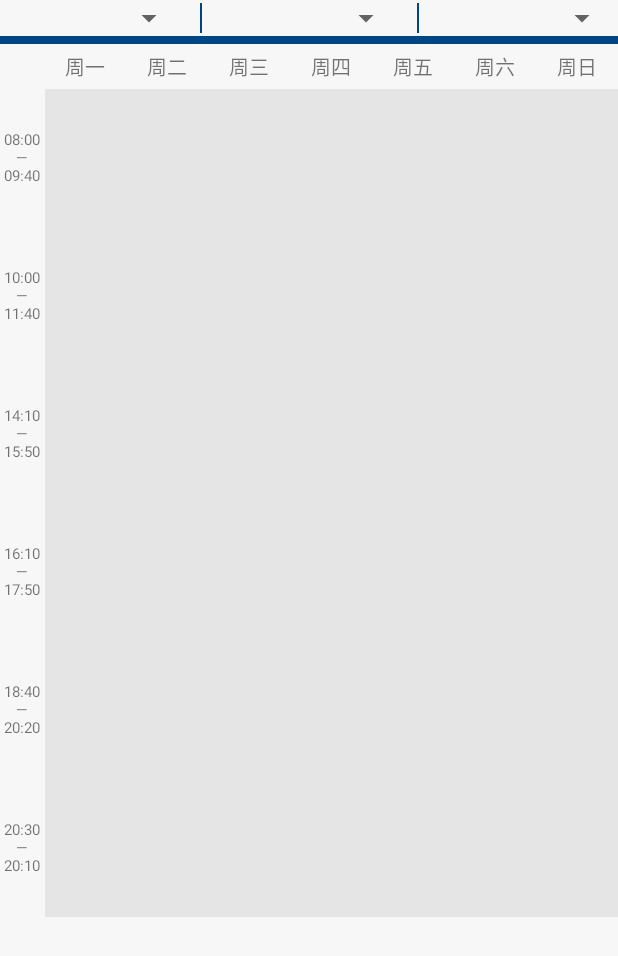
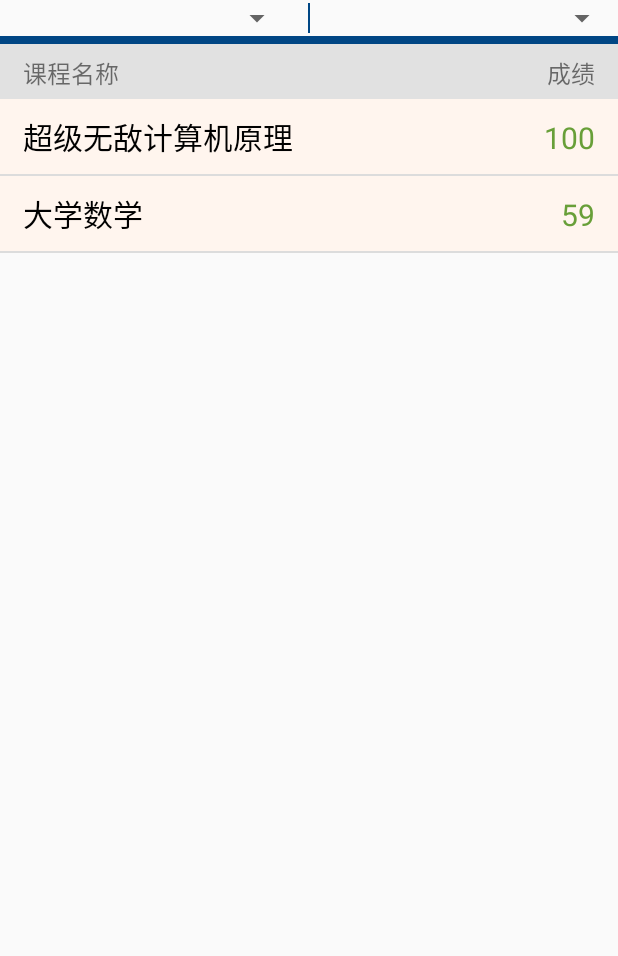
Before and after one commit to kevintychus28/-, an Android app: the screen it shows after launch (MainActivity before the commit, ScoreReport after it), on a phone screen of 412 x 824 dp. Shown: the top 956 px of the screen. Run offline under Robolectric (Android 15) with nearby library versions, the phone set to English and light mode, and no system bars.

Commit message:
增加了课程表和成绩表

```diff
--- a/app/src/main/java/com/example/cms/MainActivity.java
+++ b/app/src/main/java/com/example/cms/MainActivity.java
@@ -9,6 +9,6 @@ public class MainActivity extends AppCompatActivity {
     @Override
     protected void onCreate(Bundle savedInstanceState) {
         super.onCreate(savedInstanceState);
-        setContentView(R.layout.activity_schedule);
+        setContentView(R.layout.activity_main);
     }
 }
--- a/app/src/main/java/com/example/cms/student/schedule/Cource.java
+++ b/app/src/main/java/com/example/cms/schedule/Cource.java
@@ -1,4 +1,4 @@
-package com.example.cms.student.schedule;
+package com.example.cms.schedule;
 
 public class Cource {
     private String cName;
@@ -8,7 +8,7 @@ public class Cource {
     public Cource() {
     }
 
-    public Cource(String cName, String cClassroom, String cTeacher){
+    public Cource(String cName, String cClassroom) {
         this.cName = cName;
         this.cClassroom = cClassroom;
         this.cTeacher = cTeacher;
--- /dev/null
+++ b/app/src/main/java/com/example/cms/score/ListAdapter.java
@@ -0,0 +1,71 @@
+package com.example.cms.score;
+
+import android.content.Context;
+import android.view.View;
+import android.view.ViewGroup;
+import android.widget.BaseAdapter;
+import android.widget.TextView;
+
+import com.example.cms.R;
+
+import java.util.List;
+
+
+public class ListAdapter extends BaseAdapter {
+
+    private List<Score> scoreList;
+    private Context context;
+
+    public ListAdapter(Context context, List<Score> list) {
+        this.context = context;
+        this.scoreList = list;
+    }
+
+    @Override
+    public int getCount() {
+        return scoreList.size();
+    }
+
+    @Override
+    public Object getItem(int position) {
+        return scoreList.get(position);
+    }
+
+    @Override
+    public long getItemId(int position) {
+        return position;
+    }
+
+    @Override
+    public View getView(int position, View convertView, ViewGroup parent) {
+
+        ListViewHolder holder = null;
+        if (convertView == null) {
+            // 设置视图(创建一个laylout的xml)
+            convertView = View.inflate(context,R.layout.score_item_layout,null);
+            // 创建对象(里面是我们要得到里面的属性)
+            holder = new ListViewHolder();
+            // 找控件
+            holder.cName = (TextView) convertView.findViewById(R.id.item_Name);
+            holder.cScore = (TextView) convertView.findViewById(R.id.item_Score);
+            // 保存holder对象
+            convertView.setTag(holder);
+        } else {
+            holder = (ListViewHolder) convertView.getTag();
+        }
+
+        // 首先得到我们想要的对象
+        Score score = scoreList.get(position);
+
+        // 设置内容
+        holder.cName.setText(score.getcName());
+        holder.cScore.setText(score.getcScore());
+        return convertView;
+    }
+
+}
+
+class ListViewHolder {
+    TextView cName;
+    TextView cScore;
+}
--- /dev/null
+++ b/app/src/main/java/com/example/cms/score/Score.java
@@ -0,0 +1,30 @@
+package com.example.cms.score;
+
+public class Score {
+    private String cName;
+    private String cScore;
+
+    public Score() {
+    }
+
+    public Score(String cName, String cScore) {
+        this.cName = cName;
+        this.cScore = cScore;
+    }
+
+    public String getcName() {
+        return cName;
+    }
+
+    public void setcName(String cName) {
+        this.cName = cName;
+    }
+
+    public String getcScore() {
+        return cScore;
+    }
+
+    public void setcScore(String cScore) {
+        this.cScore = cScore;
+    }
+}
--- /dev/null
+++ b/app/src/main/java/com/example/cms/score/ScoreReport.java
@@ -0,0 +1,41 @@
+package com.example.cms.score;
+
+import androidx.appcompat.app.AppCompatActivity;
+
+import android.os.Bundle;
+import android.widget.GridView;
+import android.widget.ListView;
+
+import com.example.cms.R;
+import com.example.cms.schedule.Cource;
+import com.example.cms.schedule.GridAdapter;
+
+import java.util.ArrayList;
+import java.util.List;
+
+
+public class ScoreReport extends AppCompatActivity {
+
+    private ListView scoreDetail;
+    private List<Score> scoreList;
+    private ListAdapter listAdapter;
+
+    @Override
+    protected void onCreate(Bundle savedInstanceState) {
+        super.onCreate(savedInstanceState);
+        setContentView(R.layout.activity_score_report);
+
+        scoreDetail = findViewById(R.id.scoreDetail);
+
+        Score score1 = new Score("超级无敌计算机原理", "100");
+        Score score2 = new Score("大学数学", "59");
+
+        scoreList = new ArrayList<>();
+
+        scoreList.add(score1);
+        scoreList.add(score2);
+
+        listAdapter = new ListAdapter(this, scoreList);
+        scoreDetail.setAdapter(listAdapter);
+    }
+}
--- a/app/src/main/res/layout/activity_schedule.xml
+++ b/app/src/main/res/layout/activity_schedule.xml
@@ -1,12 +1,10 @@
-<?xml version="1.0" encoding="utf-8"?>
-<!--模仿课程表的界面-->
+<?xml version="1.0" encoding="utf-8"?><!--模仿课程表的界面-->
 <LinearLayout xmlns:android="http://schemas.android.com/apk/res/android"
     xmlns:tools="http://schemas.android.com/tools"
     android:layout_width="match_parent"
     android:layout_height="match_parent"
     android:orientation="vertical"
-    android:background="#F7F7F7"
-    tools:context=".student.schedule.Schedule">
+    tools:context=".schedule.Schedule">
 
     <!--选择时间-->
     <LinearLayout
@@ -17,174 +15,192 @@
             android:id="@+id/switchYear"
             android:layout_width="match_parent"
             android:layout_height="wrap_content"
+            android:layout_gravity="center"
             android:layout_weight="1"
-            android:gravity="center"
-            android:layout_gravity="center"
-            />
+            android:gravity="center" />
+
         <View
             android:layout_width="1dp"
             android:layout_height="match_parent"
             android:layout_marginLeft="10dp"
+            android:layout_marginTop="2dp"
             android:layout_marginRight="10dp"
-            android:layout_marginTop="2dp"
             android:layout_marginBottom="2dp"
-            android:background="#004684"
-            />
+            android:background="#004684" />
         <!--下拉方式选学期-->
         <Spinner
             android:id="@+id/switchTerm"
             android:layout_width="match_parent"
             android:layout_height="wrap_content"
+            android:layout_gravity="center"
             android:layout_weight="1"
-            android:gravity="center"
-            android:layout_gravity="center"
-            />
+            android:gravity="center" />
+
         <View
             android:layout_width="1dp"
             android:layout_height="match_parent"
             android:layout_marginLeft="10dp"
+            android:layout_marginTop="2dp"
             android:layout_marginRight="10dp"
-            android:layout_marginTop="2dp"
             android:layout_marginBottom="2dp"
-            android:background="#004684"
-            />
+            android:background="#004684" />
         <!--下拉方式选周数-->
         <Spinner
             android:id="@+id/switchWeek"
             android:layout_width="match_parent"
             android:layout_height="match_parent"
+            android:layout_gravity="center"
             android:layout_weight="1"
-            android:gravity="center"
-            android:layout_gravity="center"
-            />
+            android:gravity="center" />
     </LinearLayout>
 
     <!--分隔线-->
     <View
         android:layout_width="match_parent"
         android:layout_height="5dp"
-        android:background="#004684"/>
+        android:background="#004684" />
 
     <!--显示星期-->
     <LinearLayout
         android:layout_width="match_parent"
         android:layout_height="wrap_content"
-        android:orientation="horizontal"
-        android:gravity="center">
+        android:gravity="center"
+        android:orientation="horizontal">
+
+        <TextView
+            android:layout_width="wrap_content"
+            android:layout_height="30dp"
+            android:layout_marginLeft="30dp"
+            android:layout_weight="1"
+            android:gravity="center"
+            android:text="@string/mon"
+            android:textSize="13dp" />
+
         <TextView
             android:layout_width="wrap_content"
             android:layout_height="30dp"
             android:layout_weight="1"
-            android:layout_marginLeft="30dp"
-            android:text="@string/mon"
-            android:textSize="13dp"
-            android:gravity="center"/>
+            android:gravity="center"
+            android:text="@string/tue"
+            android:textSize="13dp" />
+
         <TextView
             android:layout_width="wrap_content"
             android:layout_height="30dp"
             android:layout_weight="1"
-            android:text="@string/tue"
-            android:textSize="13dp"
-            android:gravity="center"/>
+            android:gravity="center"
+            android:text="@string/wed"
+            android:textSize="13dp" />
+
         <TextView
             android:layout_width="wrap_content"
             android:layout_height="30dp"
             android:layout_weight="1"
-            android:text="@string/wed"
-            android:textSize="13dp"
-            android:gravity="center"/>
+            android:gravity="center"
+            android:text="@string/thu"
+            android:textSize="13dp" />
+
         <TextView
             android:layout_width="wrap_content"
             android:layout_height="30dp"
             android:layout_weight="1"
-            android:text="@string/thu"
-            android:textSize="13dp"
-            android:gravity="center"/>
+            android:gravity="center"
+            android:text="@string/fri"
+            android:textSize="13dp" />
+
         <TextView
             android:layout_width="wrap_content"
             android:layout_height="30dp"
             android:layout_weight="1"
-            android:text="@string/fri"
-            android:textSize="13dp"
-            android:gravity="center"/>
+            android:gravity="center"
+            android:text="@string/sat"
+            android:textSize="13dp" />
+
         <TextView
             android:layout_width="wrap_content"
             android:layout_height="30dp"
             android:layout_weight="1"
-            android:text="@string/sat"
-            android:textSize="13dp"
-            android:gravity="center"/>
-        <TextView
-            android:layout_width="wrap_content"
-            android:layout_height="30dp"
-            android:layout_weight="1"
+            android:gravity="center"
             android:text="@string/sun"
-            android:textSize="13dp"
-            android:gravity="center"/>
+            android:textSize="13dp" />
     </LinearLayout>
 
 
     <!--显示课表详细信息-->
     <ScrollView
+        android:id="@+id/scroll_body"
         android:layout_width="match_parent"
-        android:layout_height="match_parent">
+        android:layout_height="match_parent"
+        android:scrollbars="none">
+
         <LinearLayout
             android:layout_width="match_parent"
-            android:layout_height="match_parent">
+            android:layout_height="match_parent"
+            android:orientation="horizontal">
             <!--显示多少节课-->
             <LinearLayout
                 android:layout_width="30dp"
                 android:layout_height="match_parent"
-                android:orientation="vertical"
-                android:gravity="center">
+                android:orientation="vertical">
+
+                <TextView
+                    android:layout_width="wrap_content"
+                    android:layout_height="90dp"
+                    android:gravity="center"
+                    android:text="@string/第一节"
+                    android:textSize="10dp" />
+
+                <View
+                    android:layout_width="match_parent"
+                    android:layout_height="2dp"
+                    android:background="#FAFAFA" />
+
                 <TextView
                     android:layout_width="wrap_content"
                     android:layout_height="92dp"
-                    android:text="@string/第一节"
-                    android:textSize="10dp"
-                    android:gravity="center"/>
+                    android:gravity="center"
+                    android:text="@string/第二节"
+                    android:textSize="10dp" />
+
                 <TextView
                     android:layout_width="wrap_content"
                     android:layout_height="92dp"
-                    android:textSize="10dp"
-                    android:text="@string/第二节"
-                    android:gravity="center"/>
+                    android:gravity="center"
+                    android:text="@string/第三节"
+                    android:textSize="10dp" />
+
                 <TextView
                     android:layout_width="wrap_content"
                     android:layout_height="92dp"
-                    android:textSize="10dp"
-                    android:text="@string/第三节"
-                    android:gravity="center"/>
+                    android:gravity="center"
+                    android:text="@string/第四节"
+                    android:textSize="10dp" />
+
                 <TextView
                     android:layout_width="wrap_content"
                     android:layout_height="92dp"
-                    android:textSize="10dp"
-                    android:text="@string/第四节"
-                    android:gravity="center"/>
+                    android:gravity="center"
+                    android:text="@string/第五节"
+                    android:textSize="10dp" />
+
                 <TextView
                     android:layout_width="wrap_content"
                     android:layout_height="92dp"
-                    android:textSize="10dp"
-                    android:text="@string/第五节"
-                    android:gravity="center"/>
-                <TextView
-                    android:layout_width="wrap_content"
-                    android:layout_height="92dp"
-                    android:textSize="10dp"
+                    android:gravity="center"
                     android:text="@string/第六节"
-                    android:gravity="center"/>
+                    android:textSize="10dp" />
             </LinearLayout>
+
 
             <GridView
                 android:id="@+id/courceDetail"
                 android:layout_width="match_parent"
                 android:layout_height="match_parent"
+                android:horizontalSpacing="1dp"
                 android:numColumns="7"
-                android:horizontalSpacing="1dp"
-                android:verticalSpacing="1dp"
                 android:stretchMode="columnWidth"
-                android:background="#E5E5E5">
-            </GridView>
+                android:verticalSpacing="1dp"></GridView>
+
 
         </LinearLayout>
     </ScrollView>
--- /dev/null
+++ b/app/src/main/res/layout/activity_score_report.xml
@@ -0,0 +1,79 @@
+<?xml version="1.0" encoding="utf-8"?>
+<LinearLayout xmlns:android="http://schemas.android.com/apk/res/android"
+    xmlns:tools="http://schemas.android.com/tools"
+    android:layout_width="match_parent"
+    android:layout_height="match_parent"
+    android:orientation="vertical"
+    tools:context=".score.ScoreReport">
+
+    <!--选择时间-->
+    <LinearLayout
+        android:layout_width="match_parent"
+        android:layout_height="wrap_content">
+        <!--下拉方式选学年-->
+        <Spinner
+            android:id="@+id/switchYear"
+            android:layout_width="match_parent"
+            android:layout_height="wrap_content"
+            android:layout_gravity="center"
+            android:layout_weight="1"
+            android:gravity="center" />
+
+        <View
+            android:layout_width="1dp"
+            android:layout_height="match_parent"
+            android:layout_marginLeft="10dp"
+            android:layout_marginTop="2dp"
+            android:layout_marginRight="10dp"
+            android:layout_marginBottom="2dp"
+            android:background="#004684" />
+        <!--下拉方式选学期-->
+        <Spinner
+            android:id="@+id/switchTerm"
+            android:layout_width="match_parent"
+            android:layout_height="wrap_content"
+            android:layout_gravity="center"
+            android:layout_weight="1"
+            android:gravity="center" />
+    </LinearLayout>
+
+    <!--分隔线-->
+    <View
+        android:layout_width="match_parent"
+        android:layout_height="5dp"
+        android:background="#004684" />
+
+    <LinearLayout
+        android:layout_width="match_parent"
+        android:layout_height="wrap_content"
+        android:background="#E1E1E1">
+
+        <TextView
+            android:layout_width="0dp"
+            android:layout_height="wrap_content"
+            android:layout_weight="3"
+            android:layout_marginTop="7dp"
+            android:layout_marginBottom="5dp"
+            android:layout_marginLeft="15dp"
+            android:gravity="left"
+            android:textSize="16dp"
+            android:text="课程名称" />
+
+        <TextView
+            android:layout_width="0dp"
+            android:layout_height="wrap_content"
+            android:layout_weight="1"
+            android:layout_marginTop="7dp"
+            android:layout_marginBottom="5dp"
+            android:layout_marginRight="15dp"
+            android:gravity="right"
+            android:textSize="16dp"
+            android:text="成绩" />
+    </LinearLayout>
+
+    <ListView
+        android:id="@+id/scoreDetail"
+        android:layout_width="match_parent"
+        android:layout_height="match_parent" />
+
+</LinearLayout>
--- /dev/null
+++ b/app/src/main/res/layout/score_item_layout.xml
@@ -0,0 +1,40 @@
+<?xml version="1.0" encoding="utf-8"?>
+<LinearLayout
+    xmlns:android="http://schemas.android.com/apk/res/android"
+    android:layout_width="match_parent"
+    android:layout_height="wrap_content"
+    android:background="#F4FFF5EE">
+
+    <LinearLayout
+        android:layout_width="match_parent"
+        android:layout_height="wrap_content">
+
+        <TextView
+            android:id="@+id/item_Name"
+            android:layout_width="0dp"
+            android:layout_height="wrap_content"
+            android:layout_weight="3"
+            android:layout_marginTop="10dp"
+            android:layout_marginBottom="10dp"
+            android:layout_marginLeft="15dp"
+            android:gravity="left"
+            android:textSize="20dp"
+            android:textColor="@color/black"
+            android:text="课程名称" />
+
+        <TextView
+            android:id="@+id/item_Score"
+            android:layout_width="0dp"
+            android:layout_height="wrap_content"
+            android:layout_weight="1"
+            android:layout_marginTop="10dp"
+            android:layout_marginBottom="10dp"
+            android:layout_marginRight="15dp"
+            android:gravity="right"
+            android:textSize="20dp"
+            android:textColor="#689F38"
+            android:text="成绩" />
+    </LinearLayout>
+
+
+</LinearLayout>
```
Also changed, not shown: app/src/main/AndroidManifest.xml (+17 -2 lines), app/src/main/java/com/example/cms/schedule/GridAdapter.java (added, +71 -0 lines), app/src/main/java/com/example/cms/schedule/Schedule.java (added, +37 -0 lines), app/src/main/java/com/example/cms/student/schedule/MyAdapter.java (deleted, +0 -57 lines), app/src/main/java/com/example/cms/student/schedule/Schedule.java (deleted, +0 -32 lines), app/src/main/res/layout/cource_item_layout.xml (renamed from app/src/main/res/layout/cource_item.xml, +17 -27 lines).
